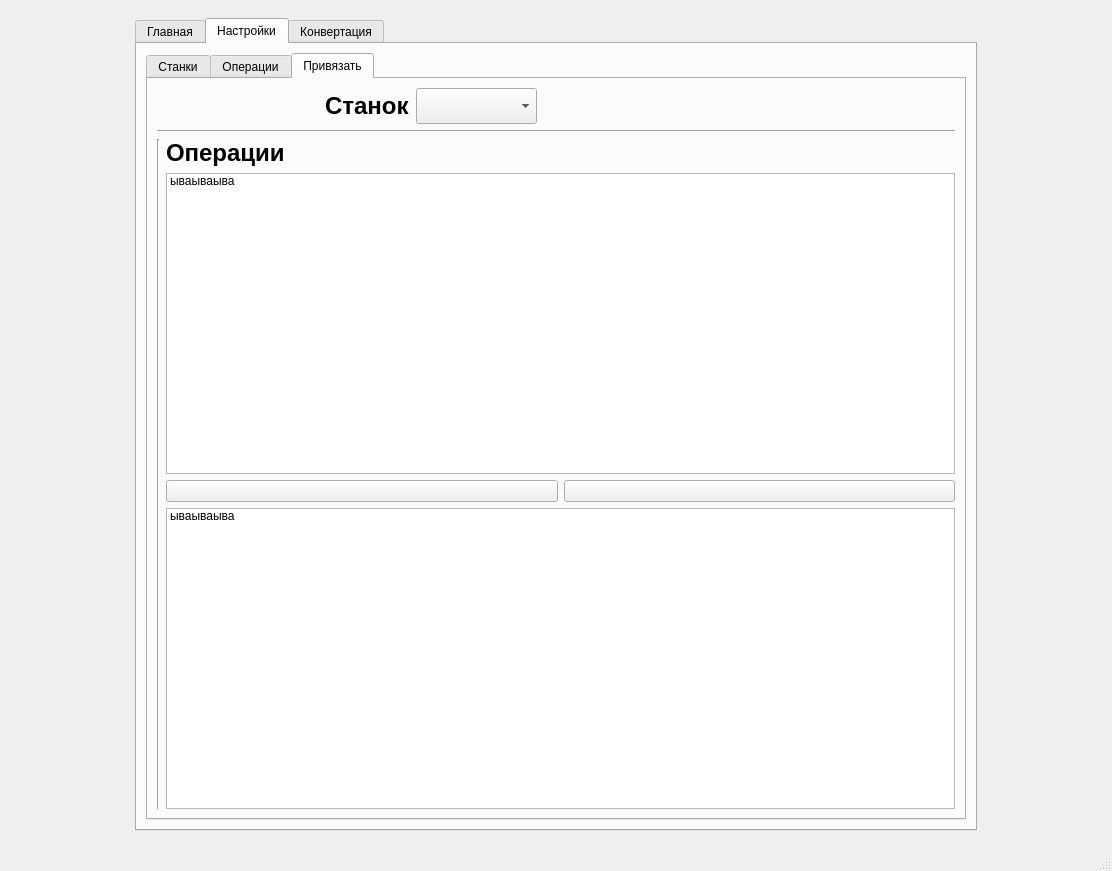
First picture: the form in docs/pyside2-designer/ui.ui, repository filthps/CNC-File-Parser, before the edit.
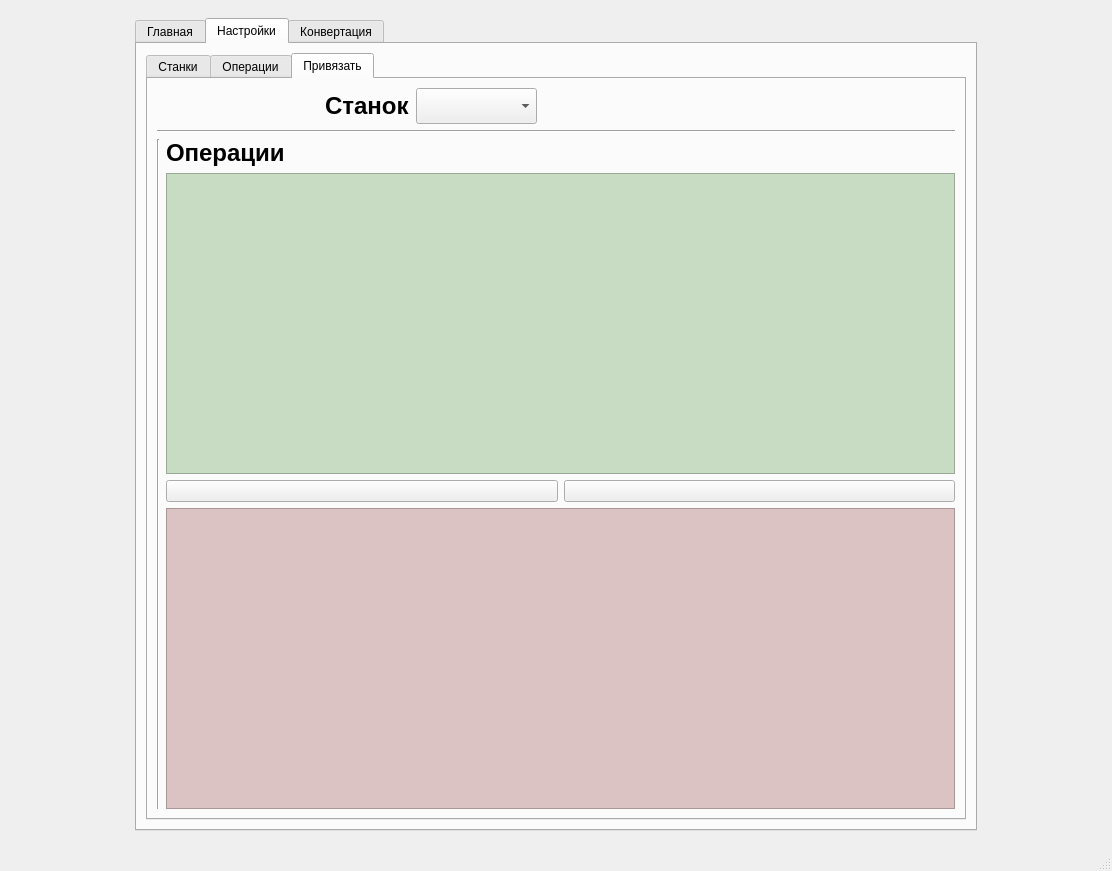
Second picture: the form after the edit. The open tabs and pages were chosen to show the change. Icons and pictures are not drawn.

Diff of the .ui file:
```diff
--- a/docs/pyside2-designer/ui.ui
+++ b/docs/pyside2-designer/ui.ui
@@ -2393,6 +2393,12 @@
                     </item>
                     <item>
                      <widget class="QListWidget" name="listWidget_9">
+                      <property name="autoFillBackground">
+                       <bool>false</bool>
+                      </property>
+                      <property name="styleSheet">
+                       <string notr="true">background-color: #c8dbc3</string>
+                      </property>
                       <property name="dragEnabled">
                        <bool>true</bool>
                       </property>
@@ -2402,11 +2408,6 @@
                       <property name="defaultDropAction">
                        <enum>Qt::MoveAction</enum>
                       </property>
-                      <item>
-                       <property name="text">
-                        <string>ываываыва</string>
-                       </property>
-                      </item>
                      </widget>
                     </item>
                     <item>
@@ -2429,6 +2430,9 @@
                     </item>
                     <item>
                      <widget class="QListWidget" name="listWidget_7">
+                      <property name="styleSheet">
+                       <string notr="true">background-color: #dbc3c3</string>
+                      </property>
                       <property name="dragEnabled">
                        <bool>true</bool>
                       </property>
@@ -2438,11 +2442,6 @@
                       <property name="defaultDropAction">
                        <enum>Qt::MoveAction</enum>
                       </property>
-                      <item>
-                       <property name="text">
-                        <string>ываываыва</string>
-                       </property>
-                      </item>
                      </widget>
                     </item>
                    </layout>
```
Left out of the diff: 8 changed lines with no effect on the pictures.
